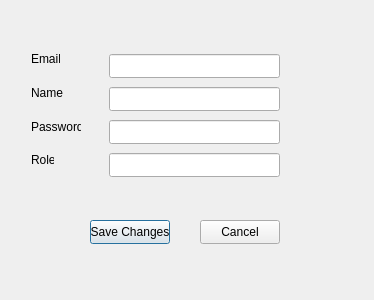
Old version of the form ShowUserInformationDialog.ui in the repository oppaii230205/travel-agency-management.
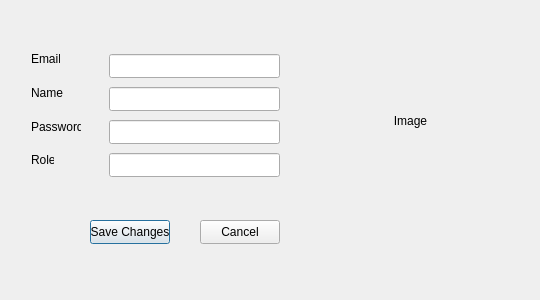
New version of the form. Icons and pictures are not drawn.

Commit message: Added avatar, connected to cloud storage

```diff
--- a/ShowUserInformationDialog.ui
+++ b/ShowUserInformationDialog.ui
@@ -6,7 +6,7 @@
    <rect>
     <x>0</x>
     <y>0</y>
-    <width>374</width>
+    <width>540</width>
     <height>300</height>
    </rect>
   </property>
@@ -131,6 +131,51 @@
     </rect>
    </property>
   </widget>
+  <widget class="QLabel" name="avatarLabel">
+   <property name="geometry">
+    <rect>
+     <x>340</x>
+     <y>50</y>
+     <width>141</width>
+     <height>141</height>
+    </rect>
+   </property>
+   <property name="text">
+    <string>Image</string>
+   </property>
+   <property name="alignment">
+    <set>Qt::AlignmentFlag::AlignCenter</set>
+   </property>
+  </widget>
+  <widget class="QPushButton" name="btnSelectAvatar">
+   <property name="geometry">
+    <rect>
+     <x>390</x>
+     <y>220</y>
+     <width>41</width>
+     <height>24</height>
+    </rect>
+   </property>
+   <property name="layoutDirection">
+    <enum>Qt::LayoutDirection::LeftToRight</enum>
+   </property>
+   <property name="styleSheet">
+    <string notr="true">border: none</string>
+   </property>
+   <property name="text">
+    <string/>
+   </property>
+   <property name="icon">
+    <iconset>
+     <normaloff>C:/Users/Admin/Downloads/upload_icon.png</normaloff>C:/Users/Admin/Downloads/upload_icon.png</iconset>
+   </property>
+   <property name="iconSize">
+    <size>
+     <width>35</width>
+     <height>30</height>
+    </size>
+   </property>
+  </widget>
  </widget>
  <resources/>
  <connections/>
```
The commit also changes 16 other files.
